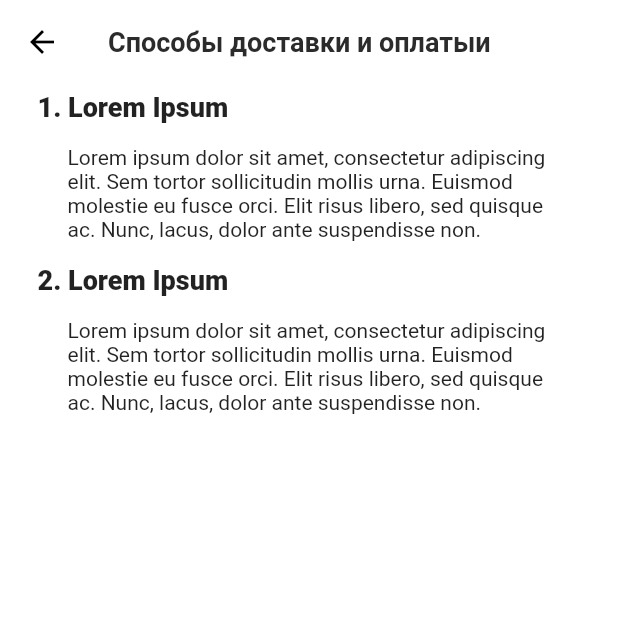
After one commit to hacker-uz/tezbazar_demo, a Flutter app: the Oplata screen opened directly, on a phone screen of 412 x 824 dp, the top half of it. The commit adds this screen. Run offline on Flutter 3.47's test engine with Material 2 defaults, Android fonts, the phone set to English and light mode, and no system bars; our stand-ins replace flutter_svg.

Commit message:
other screens complited

```diff
--- /dev/null
+++ b/lib/ui/profile/components/loremItem.dart
@@ -0,0 +1,30 @@
+import 'package:flutter/material.dart';
+class LoremItem extends StatelessWidget {
+  final String title;
+  final String desc;
+
+  const LoremItem({Key key, this.title, this.desc}) : super(key: key);
+
+  @override
+  Widget build(BuildContext context) {
+    return Column(
+      crossAxisAlignment: CrossAxisAlignment.start,
+      children: [
+        Padding(
+          padding: const EdgeInsets.symmetric(horizontal: 25, vertical: 5),
+          child: Text(
+              title,
+              style: TextStyle(
+                fontWeight: FontWeight.w800,
+                fontSize: 18,
+              )
+          ),
+        ),
+        Container(
+          padding: EdgeInsets.symmetric(vertical: 10, horizontal: 45),
+          child: Text(desc),
+        ),
+      ],
+    );
+  }
+}
--- /dev/null
+++ b/lib/ui/profile/others/about.dart
@@ -0,0 +1,48 @@
+import 'dart:ui';
+import 'package:flutter/cupertino.dart';
+import 'package:flutter/material.dart';
+import 'package:tezbazar_demo/ui/profile/components/loremItem.dart';
+
+import '../../../constants.dart';
+
+class About extends StatelessWidget {
+  @override
+  Widget build(BuildContext context) {
+    return Scaffold(
+      appBar: AppBar(
+        iconTheme: IconThemeData(color: Colors.black),
+        elevation: 0,
+        backgroundColor: Colors.white,
+        title: Text(
+          "О компании",
+          style: TextStyle(
+            color: kSecondryBlack,
+            fontSize: 18,
+            fontWeight: FontWeight.w700,
+          ),
+        ),
+      ),
+      body: Container(
+        child: Column(
+          children: [
+            LoremItem(
+              title: '1. Lorem Ipsum',
+              desc: 'Lorem ipsum dolor sit amet, '
+                  'consectetur adipiscing elit. Sem tortor sollicitudin mollis urna. '
+                  'Euismod molestie eu fusce orci. Elit risus libero, sed quisque ac. '
+                  'Nunc, lacus, dolor ante suspendisse non.',
+            ),
+            LoremItem(
+              title: '2. Lorem Ipsum',
+              desc: 'Lorem ipsum dolor sit amet, '
+                  'consectetur adipiscing elit. Sem tortor sollicitudin mollis urna. '
+                  'Euismod molestie eu fusce orci. Elit risus libero, sed quisque ac. '
+                  'Nunc, lacus, dolor ante suspendisse non.',
+            ),
+          ],
+        ),
+        color: Colors.white,
+      ),
+    );
+  }
+}
--- /dev/null
+++ b/lib/ui/profile/others/oplata.dart
@@ -0,0 +1,67 @@
+import 'dart:ui';
+import 'package:flutter/cupertino.dart';
+import 'package:flutter/material.dart';
+import 'package:tezbazar_demo/ui/profile/components/loremItem.dart';
+
+import '../../../constants.dart';
+
+class Oplata extends StatefulWidget {
+  @override
+  _OplataState createState() => _OplataState();
+}
+class _OplataState extends State<Oplata> {
+  @override
+  Widget build(BuildContext context) {
+    return Scaffold(
+      // appBar: AppBar(
+      //   title: Text(
+      //     'Способы доставки и оплаты',
+      //     style: TextStyle(
+      //       color:Colors.black,
+      //     ),
+      //   ),
+      //   leading: Icon(
+      //     Icons.arrow_back_ios,
+      //     color: Colors.black,
+      //   ),
+      //   backgroundColor: Colors.white,
+      //   elevation: 1,
+      //   actions: [],
+      // ),
+      appBar: AppBar(
+        iconTheme: IconThemeData(color: Colors.black),
+        elevation: 0,
+        backgroundColor: Colors.white,
+        title: Text(
+          "Способы доставки и оплатыи",
+          style: TextStyle(
+            color: kSecondryBlack,
+            fontSize: 18,
+            fontWeight: FontWeight.w700,
+          ),
+        ),
+      ),
+      body: Container(
+        child: Column(
+          children: [
+            LoremItem(
+              title: '1. Lorem Ipsum',
+              desc: 'Lorem ipsum dolor sit amet, '
+                  'consectetur adipiscing elit. Sem tortor sollicitudin mollis urna. '
+                  'Euismod molestie eu fusce orci. Elit risus libero, sed quisque ac. '
+                  'Nunc, lacus, dolor ante suspendisse non.',
+            ),
+            LoremItem(
+              title: '2. Lorem Ipsum',
+              desc: 'Lorem ipsum dolor sit amet, '
+                  'consectetur adipiscing elit. Sem tortor sollicitudin mollis urna. '
+                  'Euismod molestie eu fusce orci. Elit risus libero, sed quisque ac. '
+                  'Nunc, lacus, dolor ante suspendisse non.',
+            ),
+          ],
+        ),
+        color: Colors.white,
+      ),
+    );
+  }
+}
--- /dev/null
+++ b/lib/ui/profile/others/zakaz.dart
@@ -0,0 +1,48 @@
+import 'dart:ui';
+import 'package:flutter/cupertino.dart';
+import 'package:flutter/material.dart';
+import 'package:tezbazar_demo/ui/profile/components/loremItem.dart';
+
+import '../../../constants.dart';
+
+class Zakaz extends StatelessWidget {
+  @override
+  Widget build(BuildContext context) {
+    return Scaffold(
+      appBar: AppBar(
+        iconTheme: IconThemeData(color: Colors.black),
+        elevation: 0,
+        backgroundColor: Colors.white,
+        title: Text(
+          "Как оформить заказ",
+          style: TextStyle(
+            color: kSecondryBlack,
+            fontSize: 18,
+            fontWeight: FontWeight.w700,
+          ),
+        ),
+      ),
+      body: Container(
+        child: Column(
+          children: [
+            LoremItem(
+              title: '1. Lorem Ipsum',
+              desc: 'Lorem ipsum dolor sit amet, '
+                  'consectetur adipiscing elit. Sem tortor sollicitudin mollis urna. '
+                  'Euismod molestie eu fusce orci. Elit risus libero, sed quisque ac. '
+                  'Nunc, lacus, dolor ante suspendisse non.',
+            ),
+            LoremItem(
+              title: '2. Lorem Ipsum',
+              desc: 'Lorem ipsum dolor sit amet, '
+                  'consectetur adipiscing elit. Sem tortor sollicitudin mollis urna. '
+                  'Euismod molestie eu fusce orci. Elit risus libero, sed quisque ac. '
+                  'Nunc, lacus, dolor ante suspendisse non.',
+            ),
+          ],
+        ),
+        color: Colors.white,
+      ),
+    );;
+  }
+}
--- a/lib/ui/profile/profile_screen.dart
+++ b/lib/ui/profile/profile_screen.dart
@@ -30,7 +30,7 @@ class ProfileScreen extends StatelessWidget {
                             Navigator.push(
                               context,
                               MaterialPageRoute(
-                                builder: (contex) => AddressScreen(),
+                                builder: (context) => AddressScreen(),
                               ),
                             );
                           },
@@ -43,7 +43,7 @@ class ProfileScreen extends StatelessWidget {
                             Navigator.push(
                               context,
                               MaterialPageRoute(
-                                builder: (contex) => BalanceScreen(),
+                                builder: (context) => BalanceScreen(),
                               ),
                             );
                           },
```
Also changed, not shown: lib/ui/profile/components/helping_list.dart (+14 -5 lines), lib/ui/profile/others/point.dart (added, +35 -0 lines), lib/ui/profile/others/question.dart (added, +70 -0 lines), lib/ui/profile/others/rate_app.dart (added, +43 -0 lines).
